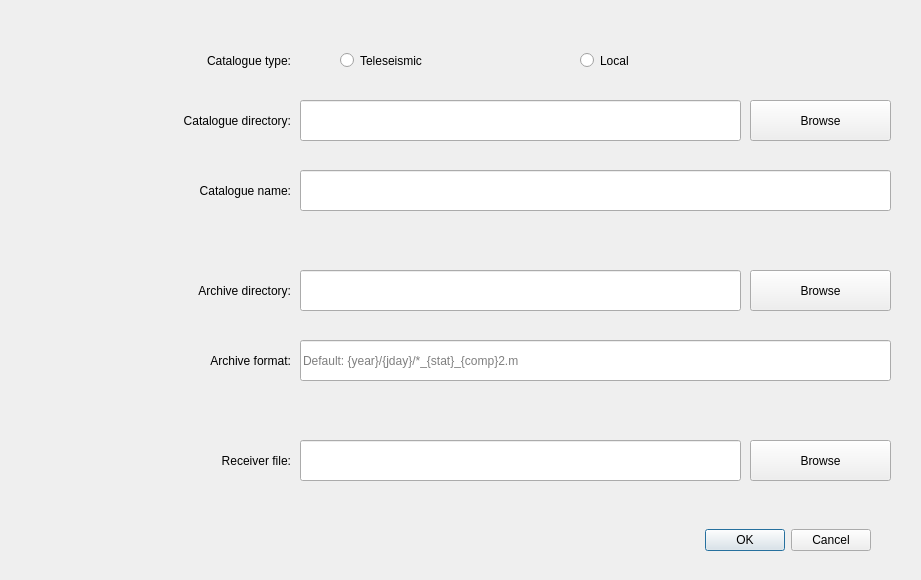
This is ui_files/new_catalogue_dialogue.ui in faquirsun/pysplit as Qt 5 draws it before an edit. The edited form follows.
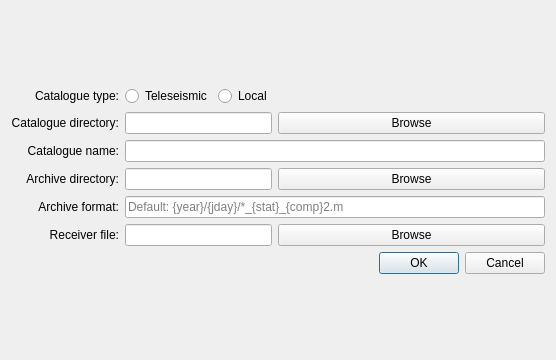
This is the edited form.

Commit message: Beginning to add expanding layouts

Diff of the .ui file:
```diff
--- a/ui_files/new_catalogue_dialogue.ui
+++ b/ui_files/new_catalogue_dialogue.ui
@@ -6,67 +6,44 @@
    <rect>
     <x>0</x>
     <y>0</y>
-    <width>921</width>
-    <height>580</height>
+    <width>556</width>
+    <height>360</height>
    </rect>
   </property>
+  <property name="sizePolicy">
+   <sizepolicy hsizetype="Expanding" vsizetype="Expanding">
+    <horstretch>0</horstretch>
+    <verstretch>0</verstretch>
+   </sizepolicy>
+  </property>
   <property name="windowTitle">
    <string>Dialog</string>
   </property>
-  <widget class="QLabel" name="label">
-   <property name="geometry">
-    <rect>
-     <x>20</x>
-     <y>40</y>
-     <width>271</width>
-     <height>41</height>
-    </rect>
-   </property>
+  <layout class="QGridLayout" name="gridLayout_2">
+   <item row="0" column="0">
+    <layout class="QGridLayout" name="gridLayout">
+     <item row="1" column="0">
+      <widget class="QLabel" name="label_6">
    <property name="text">
-    <string>Catalogue type:</string>
+        <string>Catalogue directory:</string>
    </property>
    <property name="alignment">
     <set>Qt::AlignRight|Qt::AlignTrailing|Qt::AlignVCenter</set>
    </property>
   </widget>
+     </item>
+     <item row="0" column="1">
   <widget class="QRadioButton" name="tele_radio">
    <property name="enabled">
     <bool>true</bool>
    </property>
-   <property name="geometry">
-    <rect>
-     <x>340</x>
-     <y>40</y>
-     <width>184</width>
-     <height>41</height>
-    </rect>
-   </property>
    <property name="text">
     <string>Teleseismic</string>
    </property>
   </widget>
-  <widget class="QRadioButton" name="local_radio">
-   <property name="geometry">
-    <rect>
-     <x>580</x>
-     <y>40</y>
-     <width>184</width>
-     <height>41</height>
-    </rect>
-   </property>
-   <property name="text">
-    <string>Local</string>
-   </property>
-  </widget>
+     </item>
+     <item row="2" column="0">
   <widget class="QLabel" name="label_3">
-   <property name="geometry">
-    <rect>
-     <x>20</x>
-     <y>170</y>
-     <width>271</width>
-     <height>41</height>
-    </rect>
-   </property>
    <property name="text">
     <string>Catalogue name:</string>
    </property>
@@ -74,15 +51,19 @@
     <set>Qt::AlignRight|Qt::AlignTrailing|Qt::AlignVCenter</set>
    </property>
   </widget>
+     </item>
+     <item row="0" column="0">
+      <widget class="QLabel" name="label">
+       <property name="text">
+        <string>Catalogue type:</string>
+       </property>
+       <property name="alignment">
+        <set>Qt::AlignRight|Qt::AlignTrailing|Qt::AlignVCenter</set>
+       </property>
+      </widget>
+     </item>
+     <item row="3" column="0">
   <widget class="QLabel" name="label_4">
-   <property name="geometry">
-    <rect>
-     <x>20</x>
-     <y>270</y>
-     <width>271</width>
-     <height>41</height>
-    </rect>
-   </property>
    <property name="text">
     <string>Archive directory:</string>
    </property>
@@ -90,15 +71,9 @@
     <set>Qt::AlignRight|Qt::AlignTrailing|Qt::AlignVCenter</set>
    </property>
   </widget>
+     </item>
+     <item row="5" column="0">
   <widget class="QLabel" name="label_5">
-   <property name="geometry">
-    <rect>
-     <x>20</x>
-     <y>440</y>
-     <width>271</width>
-     <height>41</height>
-    </rect>
-   </property>
    <property name="text">
     <string>Receiver file:</string>
    </property>
@@ -106,71 +81,56 @@
     <set>Qt::AlignRight|Qt::AlignTrailing|Qt::AlignVCenter</set>
    </property>
   </widget>
-  <widget class="QLineEdit" name="catName">
-   <property name="geometry">
-    <rect>
-     <x>300</x>
-     <y>170</y>
-     <width>591</width>
-     <height>41</height>
-    </rect>
-   </property>
-  </widget>
-  <widget class="QLineEdit" name="arcBox">
-   <property name="geometry">
-    <rect>
-     <x>300</x>
-     <y>270</y>
-     <width>441</width>
-     <height>41</height>
-    </rect>
-   </property>
-  </widget>
+     </item>
+     <item row="4" column="0">
+      <widget class="QLabel" name="label_7">
+       <property name="text">
+        <string>Archive format:</string>
+       </property>
+       <property name="alignment">
+        <set>Qt::AlignRight|Qt::AlignTrailing|Qt::AlignVCenter</set>
+       </property>
+      </widget>
+     </item>
+     <item row="1" column="3">
+      <widget class="QPushButton" name="catDirButton">
+       <property name="text">
+        <string>Browse</string>
+       </property>
+      </widget>
+     </item>
+     <item row="0" column="2">
+      <widget class="QRadioButton" name="local_radio">
+       <property name="text">
+        <string>Local</string>
+       </property>
+      </widget>
+     </item>
+     <item row="1" column="1" colspan="2">
+      <widget class="QLineEdit" name="catBox"/>
+     </item>
+     <item row="3" column="3">
   <widget class="QPushButton" name="arcDirButton">
-   <property name="geometry">
-    <rect>
-     <x>750</x>
-     <y>270</y>
-     <width>141</width>
-     <height>41</height>
-    </rect>
-   </property>
    <property name="text">
     <string>Browse</string>
    </property>
   </widget>
+     </item>
+     <item row="3" column="1" colspan="2">
+      <widget class="QLineEdit" name="arcBox"/>
+     </item>
+     <item row="5" column="3">
   <widget class="QPushButton" name="receiverFileButton">
-   <property name="geometry">
-    <rect>
-     <x>750</x>
-     <y>440</y>
-     <width>141</width>
-     <height>41</height>
-    </rect>
-   </property>
    <property name="text">
     <string>Browse</string>
    </property>
   </widget>
-  <widget class="QLineEdit" name="recBox">
-   <property name="geometry">
-    <rect>
-     <x>300</x>
-     <y>440</y>
-     <width>441</width>
-     <height>41</height>
-    </rect>
-   </property>
-  </widget>
+     </item>
+     <item row="5" column="1" colspan="2">
+      <widget class="QLineEdit" name="recBox"/>
+     </item>
+     <item row="6" column="3">
   <widget class="QDialogButtonBox" name="buttonBox">
-   <property name="geometry">
-    <rect>
-     <x>360</x>
-     <y>500</y>
-     <width>511</width>
-     <height>81</height>
-    </rect>
-   </property>
    <property name="orientation">
     <enum>Qt::Horizontal</enum>
    </property>
@@ -181,70 +141,9 @@
     <bool>false</bool>
    </property>
   </widget>
-  <widget class="QLabel" name="label_6">
-   <property name="geometry">
-    <rect>
-     <x>20</x>
-     <y>100</y>
-     <width>271</width>
-     <height>41</height>
-    </rect>
-   </property>
-   <property name="text">
-    <string>Catalogue directory:</string>
-   </property>
-   <property name="alignment">
-    <set>Qt::AlignRight|Qt::AlignTrailing|Qt::AlignVCenter</set>
-   </property>
-  </widget>
-  <widget class="QLineEdit" name="catBox">
-   <property name="geometry">
-    <rect>
-     <x>300</x>
-     <y>100</y>
-     <width>441</width>
-     <height>41</height>
-    </rect>
-   </property>
-  </widget>
-  <widget class="QPushButton" name="catDirButton">
-   <property name="geometry">
-    <rect>
-     <x>750</x>
-     <y>100</y>
-     <width>141</width>
-     <height>41</height>
-    </rect>
-   </property>
-   <property name="text">
-    <string>Browse</string>
-   </property>
-  </widget>
-  <widget class="QLabel" name="label_7">
-   <property name="geometry">
-    <rect>
-     <x>20</x>
-     <y>340</y>
-     <width>271</width>
-     <height>41</height>
-    </rect>
-   </property>
-   <property name="text">
-    <string>Archive format:</string>
-   </property>
-   <property name="alignment">
-    <set>Qt::AlignRight|Qt::AlignTrailing|Qt::AlignVCenter</set>
-   </property>
-  </widget>
+     </item>
+     <item row="4" column="1" colspan="3">
   <widget class="QLineEdit" name="arcFormBox">
-   <property name="geometry">
-    <rect>
-     <x>300</x>
-     <y>340</y>
-     <width>591</width>
-     <height>41</height>
-    </rect>
-   </property>
    <property name="autoFillBackground">
     <bool>false</bool>
    </property>
@@ -252,6 +151,13 @@
     <string>Default: {year}/{jday}/*_{stat}_{comp}2.m</string>
    </property>
   </widget>
+     </item>
+     <item row="2" column="1" colspan="3">
+      <widget class="QLineEdit" name="catName"/>
+     </item>
+    </layout>
+   </item>
+  </layout>
  </widget>
  <tabstops>
   <tabstop>tele_radio</tabstop>
```
Left out of the diff: 47 changed lines with no effect on the pictures. Lines whose indentation alone changed are shown as unchanged. The commit also changes 1 other file.
